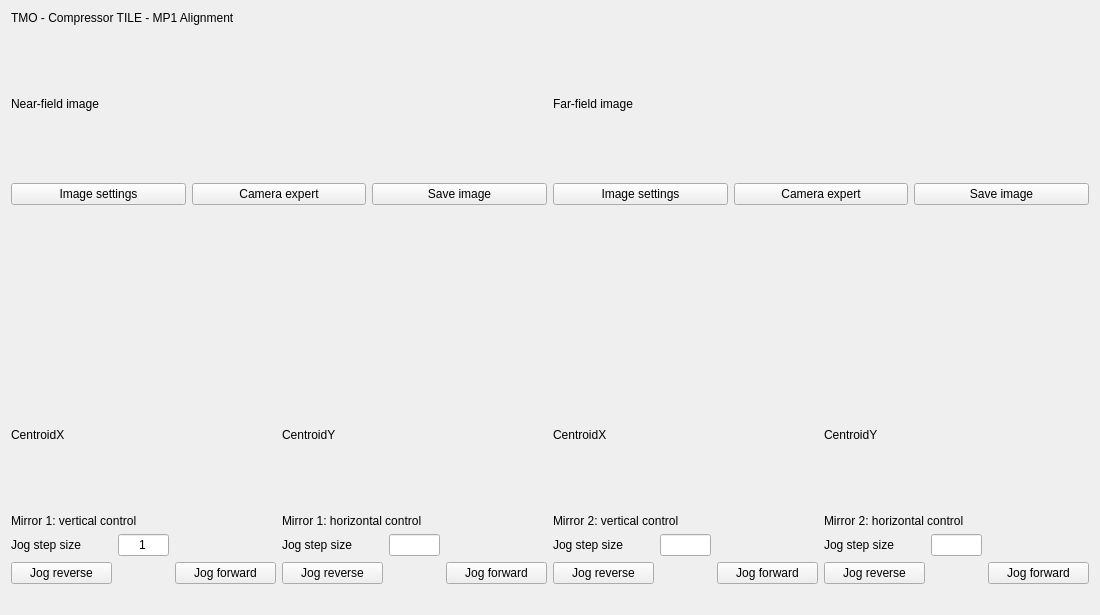
Old version of the form mods_ui/untitled.ui in the repository ebramyoussef/mods-ui.
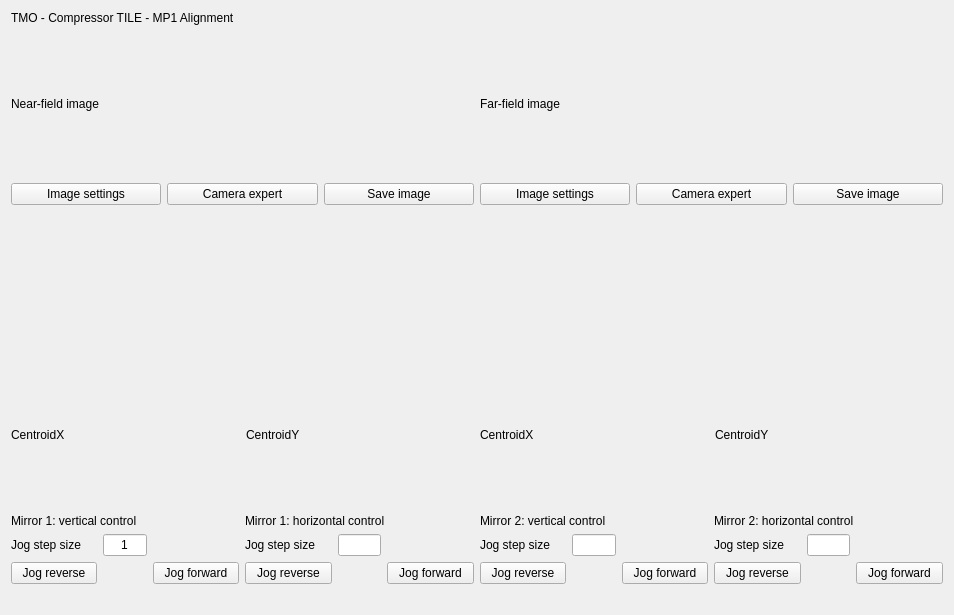
New version of the form. Custom widgets are drawn as their Qt base class.

```diff
--- a/mods_ui/untitled.ui
+++ b/mods_ui/untitled.ui
@@ -6,7 +6,7 @@
    <rect>
     <x>0</x>
     <y>0</y>
-    <width>1100</width>
+    <width>954</width>
     <height>615</height>
    </rect>
   </property>
```
Left out of the diff: 4 changed lines with no effect on the pictures.
